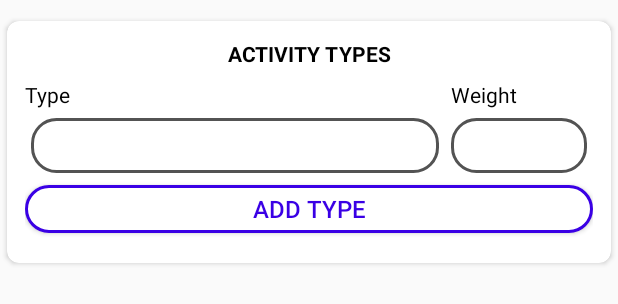
After one commit to jewican/EduGrade, an Android app: the layout add_subject_activity_types_card.xml on its own in the app's theme, with its tools: preview values and no code run, on a phone screen of 412 x 824 dp. The commit adds this screen. Shown: the top 304 px of the screen. Run offline under Robolectric (Android 15) with nearby library versions, the phone set to English and light mode, and no system bars.

Commit message:
initial add subject layout

```diff
--- /dev/null
+++ b/app/src/main/res/layout/add_subject_activity_types_card.xml
@@ -0,0 +1,57 @@
+<?xml version="1.0" encoding="utf-8"?>
+<androidx.cardview.widget.CardView
+    xmlns:android="http://schemas.android.com/apk/res/android"
+    xmlns:app="http://schemas.android.com/apk/res-auto"
+    android:layout_width="match_parent"
+    android:layout_height="wrap_content"
+    android:layout_marginVertical="8dp"
+    app:layout_constraintTop_toBottomOf="@id/addSubjectTitle"
+    app:layout_constraintStart_toStartOf="parent"
+    app:cardCornerRadius="8dp"
+    app:contentPadding="12dp"
+    app:cardUseCompatPadding="true">
+
+    <androidx.constraintlayout.widget.ConstraintLayout
+        android:layout_width="match_parent"
+        android:layout_height="wrap_content">
+
+        <TextView
+            android:id="@+id/activityTypesTitle"
+            android:layout_width="match_parent"
+            android:layout_height="wrap_content"
+            android:layout_marginBottom="8dp"
+            app:layout_constraintTop_toTopOf="parent"
+            app:layout_constraintStart_toStartOf="parent"
+            android:text="ACTIVITY TYPES"
+            android:textAlignment="center"
+            android:textStyle="bold"/>
+
+        <LinearLayout
+            android:id="@+id/subjectActivityTypes"
+            android:layout_width="match_parent"
+            android:layout_height="wrap_content"
+            android:layout_marginVertical="8dp"
+            app:layout_constraintTop_toBottomOf="@id/activityTypesTitle"
+            android:orientation="vertical">
+
+            <include layout="@layout/add_subject_activity_types_item"/>
+
+        </LinearLayout>
+
+        <Button
+            android:id="@+id/loginButton"
+            android:layout_width="match_parent"
+            android:layout_height="32dp"
+            app:layout_constraintTop_toBottomOf="@id/subjectActivityTypes"
+            app:layout_constraintStart_toStartOf="parent"
+            app:layout_constraintBottom_toBottomOf="parent"
+            android:layout_marginVertical="8dp"
+            android:background="@drawable/primary_button"
+            android:text="ADD TYPE"
+            android:textColor="@color/colorPrimary"
+            android:textSize="16sp"
+            android:paddingHorizontal="48dp" />
+
+    </androidx.constraintlayout.widget.ConstraintLayout>
+
+</androidx.cardview.widget.CardView>
--- /dev/null
+++ b/app/src/main/res/layout/add_subject_activity_types_item.xml
@@ -0,0 +1,54 @@
+<?xml version="1.0" encoding="utf-8"?>
+<androidx.constraintlayout.widget.ConstraintLayout xmlns:android="http://schemas.android.com/apk/res/android"
+    android:layout_width="match_parent"
+    android:layout_height="wrap_content"
+    xmlns:app="http://schemas.android.com/apk/res-auto"
+    android:orientation="horizontal">
+
+    <TextView
+        android:id="@+id/activityTypeTitle"
+        android:layout_width="wrap_content"
+        android:layout_height="wrap_content"
+        android:layout_marginBottom="8dp"
+        app:layout_constraintTop_toBottomOf="@id/activityTypesTitle"
+        app:layout_constraintStart_toStartOf="parent"
+        android:text="Type"
+        android:textAlignment="textStart"/>
+
+    <EditText
+        android:id="@+id/activityType"
+        android:layout_width="0dp"
+        android:layout_height="wrap_content"
+        app:layout_constraintTop_toBottomOf="@id/activityTypeTitle"
+        app:layout_constraintStart_toStartOf="parent"
+        app:layout_constraintEnd_toStartOf="@id/activityWeight"
+        app:layout_constraintHorizontal_chainStyle="spread"
+        app:layout_constraintHorizontal_weight="3"
+        android:layout_marginHorizontal="4dp"
+        android:layout_marginVertical="6dp"
+        android:background="@drawable/textinput_box" />
+
+    <TextView
+        android:id="@+id/activityWeightTitle"
+        android:layout_width="wrap_content"
+        android:layout_height="wrap_content"
+        android:layout_marginBottom="8dp"
+        app:layout_constraintStart_toStartOf="@id/activityWeight"
+        app:layout_constraintTop_toTopOf="parent"
+        android:text="Weight"
+        android:textAlignment="textStart"/>
+
+    <EditText
+        android:id="@+id/activityWeight"
+        android:layout_width="0dp"
+        android:layout_height="wrap_content"
+        app:layout_constraintTop_toBottomOf="@id/activityTypeTitle"
+        app:layout_constraintStart_toEndOf="@id/activityType"
+        app:layout_constraintEnd_toEndOf="parent"
+        app:layout_constraintHorizontal_chainStyle="spread"
+        app:layout_constraintHorizontal_weight="1"
+        android:layout_marginHorizontal="4dp"
+        android:layout_marginVertical="6dp"
+        android:background="@drawable/textinput_box" />
+
+</androidx.constraintlayout.widget.ConstraintLayout>
--- a/app/src/main/res/layout/fragment_subjects.xml
+++ b/app/src/main/res/layout/fragment_subjects.xml
@@ -19,7 +19,6 @@
             android:orientation="vertical">
 
             <TextView
-                android:id="@+id/dashboardTitle"
                 android:layout_width="wrap_content"
                 android:layout_height="wrap_content"
                 app:layout_constraintStart_toStartOf="parent"
```
Also changed, not shown: app/src/main/res/layout/add_subject_general_card.xml (added, +62 -0 lines), app/src/main/res/layout/add_subject_timeslot_item.xml (added, +68 -0 lines), app/src/main/res/layout/add_subject_timeslots_card.xml (added, +55 -0 lines), app/src/main/res/layout/fragment_add_subject.xml (added, +28 -0 lines), app/src/main/res/layout/fragment_home_item.xml (deleted, +0 -19 lines), app/src/main/res/layout/fragment_subjects_item.xml (deleted, +0 -18 lines).
